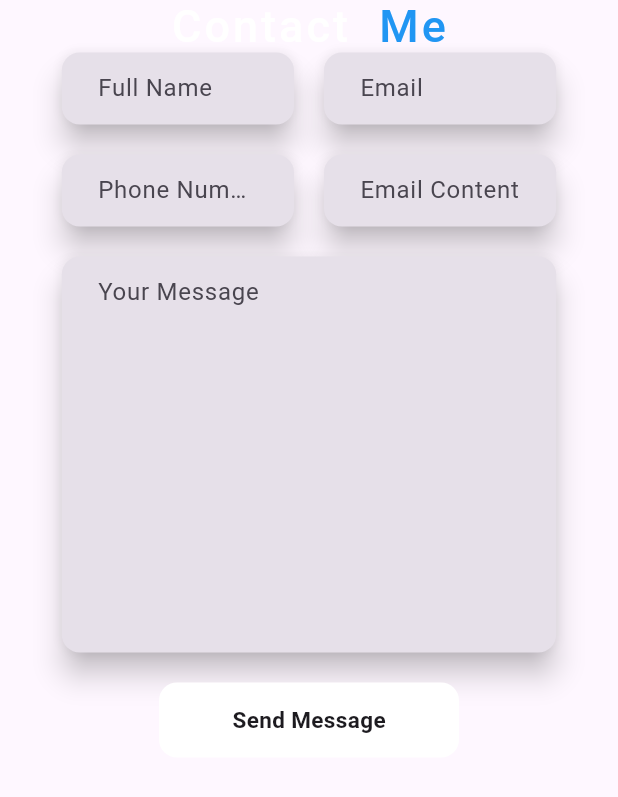
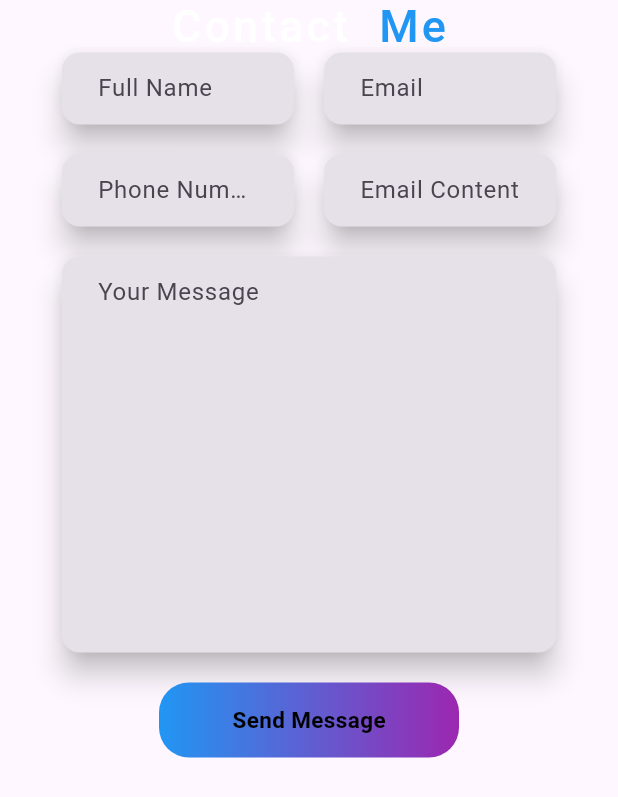
Before and after one commit to Akshaykpz/personal_website_flutter, a Flutter app: the ContactMe widget shown alone on an empty page, opened directly, on a phone screen of 412 x 824 dp. Shown: the top 797 px of the screen. Run offline on Flutter 3.47's test engine with Material 3 defaults, Android fonts, the light colour scheme and no system bars; our stand-ins replace animate_do, animated_text_kit, google_fonts; missing offline and left inert: dart:html.

Commit message:
all chanegs

```diff
--- a/lib/view/widgets/contact_us.dart
+++ b/lib/view/widgets/contact_us.dart
@@ -1,6 +1,10 @@
+import 'dart:convert';
+import 'dart:math';
+
 import 'package:animate_do/animate_do.dart';
 import 'package:flutter/material.dart';
 import 'package:my_personal_website/constants/textstyle.dart';
+import 'package:http/http.dart' as http;
 
 class ContactMe extends StatefulWidget {
   const ContactMe({Key? key}) : super(key: key);
@@ -15,7 +19,34 @@ final TextEditingController phoneController = TextEditingController();
 final TextEditingController contentController = TextEditingController();
 final TextEditingController messageController = TextEditingController();
 
+Future sendemail() async {
+  const serviceId = 'service_01uj5cm';
+  const userId = '6QkiRE5XFrLpJdZXu';
+  const templateId = 'template_d7983hp';
+  final url = Uri.parse('https://api.emailjs.com/api/v1.0/email/send');
+  final response = await http.post(url,
+      headers: {'origin': 'http:localhost', 'Content-Type': 'Application/json'},
+      body: json.encode({
+        'service_id': serviceId,
+        'template_id': templateId,
+        'user_id': userId,
+        'template_params': {
+          'name': nameController.text,
+          'subject': messageController.text,
+          'message': contentController.text,
+          'user_email': emailController.text,
+        }
+      }));
+  log(response.statusCode);
+  return response.statusCode;
+}
+
 class _ContactMeState extends State<ContactMe> {
+  @override
+  void dispose() {
+    super.dispose();
+  }
+
   bool isData = false;
   final Color buttonColor = Colors.blue;
   @override
@@ -94,7 +125,7 @@ class _ContactMeState extends State<ContactMe> {
                   elevation: 8,
                   borderRadius: BorderRadius.circular(12),
                   child: TextFormField(
-                    controller: emailController,
+                    controller: contentController,
                     decoration: inputFiled(hinttext: 'Email Content'),
                   ),
                 ),
@@ -129,21 +160,44 @@ class _ContactMeState extends State<ContactMe> {
               width: 200,
               decoration: isData
                   ? BoxDecoration(
-                      borderRadius: BorderRadius.circular(12),
-                      color: buttonColor,
-                      boxShadow: [
-                          BoxShadow(color: buttonColor, blurRadius: 10),
-                          BoxShadow(color: buttonColor, blurRadius: 20),
-                          BoxShadow(color: buttonColor, blurRadius: 40),
-                        ])
+                      borderRadius: BorderRadius.circular(20),
+                      boxShadow: const [
+                        BoxShadow(
+                            offset: Offset(0.0, 0.0),
+                            blurRadius: 25,
+                            color: Colors.white),
+                      ],
+                      gradient: const LinearGradient(
+                        begin: Alignment.centerLeft,
+                        end: Alignment.centerRight,
+                        colors: [
+                          Colors.blue,
+                          Colors.purple,
+                        ],
+                      ))
                   : BoxDecoration(
-                      borderRadius: BorderRadius.circular(12),
-                      color: Colors.white,
-                    ),
-              child: const Center(
+                      borderRadius: BorderRadius.circular(20),
+                      boxShadow: const [
+                        BoxShadow(
+                            offset: Offset(0.0, 0.0),
+                            blurRadius: 5,
+                            color: Colors.transparent),
+                      ],
+                      gradient: const LinearGradient(
+                        begin: Alignment.centerLeft,
+                        end: Alignment.centerRight,
+                        colors: [
+                          Colors.blue,
+                          Colors.purple,
+                        ],
+                      )),
+              child: Center(
                   child: Text(
                 'Send Message',
-                style: TextStyle(fontSize: 15, fontWeight: FontWeight.w600),
+                style: TextStyle(
+                    fontSize: 15,
+                    fontWeight: FontWeight.w600,
+                    color: isData ? Colors.white : Colors.black),
               )),
             ),
           )
--- a/pubspec.yaml
+++ b/pubspec.yaml
@@ -39,9 +39,8 @@ dependencies:
   animated_text_kit: ^4.2.2
   animate_do: ^3.3.3
   url_launcher: ^6.2.4
+
   http: ^1.2.0
-  flutter_email_sender: ^6.0.2
-  mailer: ^6.1.0
 
 dev_dependencies:
   flutter_test:
```
Also changed, not shown: lib/constants/textstyle.dart (+16 -3 lines), lib/view/home.dart (+47 -39 lines), lib/view/widgets/about.dart (+16 -1 lines), lib/view/widgets/footer_class.dart (+20 -0 lines), lib/view/widgets/my_service.dart (+11 -4 lines), pubspec.lock.
